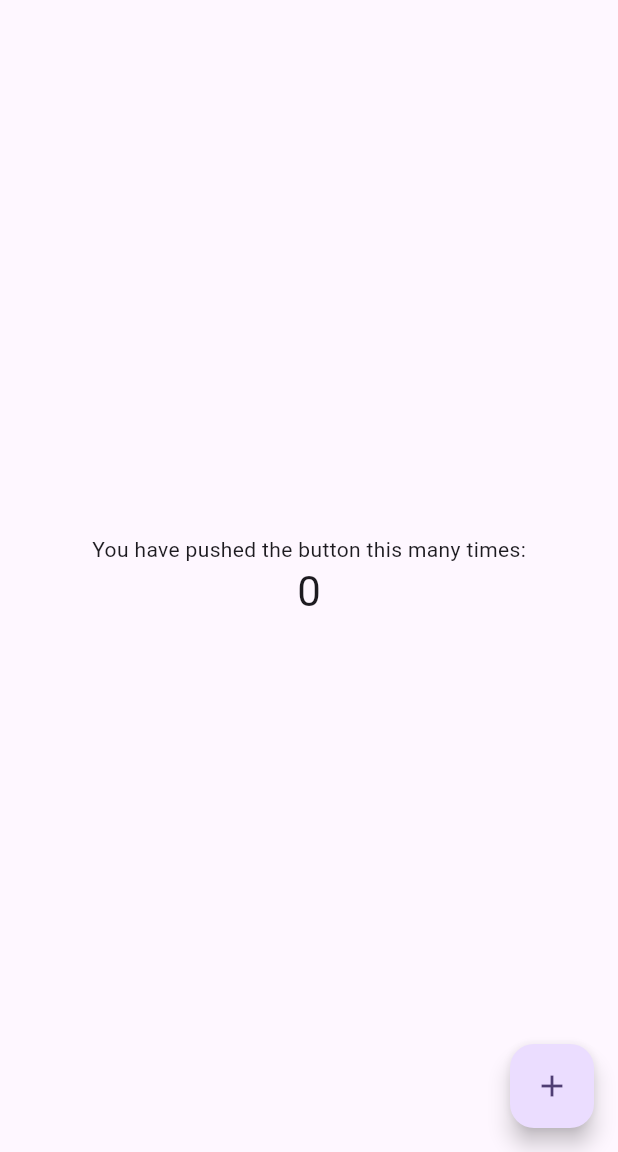
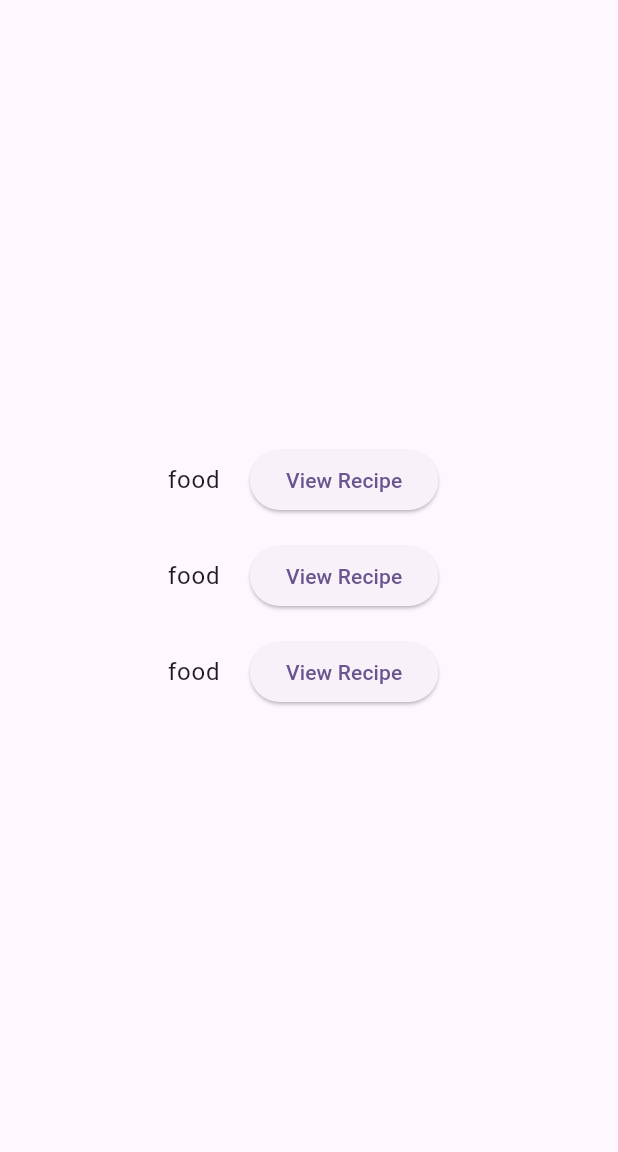
Before and after one commit to TobeyG2003/MAD, a Flutter app: the screen it shows after launch, on a phone screen of 412 x 824 dp, the part 84-1236 px from its top. Run offline on Flutter 3.47's test engine with Material 3 defaults, Android fonts, the phone set to English and light mode, and no system bars; key blocks and very long unbroken strings in the code were emptied for the run.

Commit message:
setup buttons and list

```diff
--- a/cw2/lib/main.dart
+++ b/cw2/lib/main.dart
@@ -29,14 +29,6 @@ class MyHomePage extends StatefulWidget {
 }
 
 class _MyHomePageState extends State<MyHomePage> {
-  int _counter = 0;
-
-  void _incrementCounter() {
-    setState(() {
-      _counter++;
-    });
-  }
-
   @override
   Widget build(BuildContext context) {
     return Scaffold(
@@ -48,19 +40,78 @@ class _MyHomePageState extends State<MyHomePage> {
         child: Column(
           mainAxisAlignment: MainAxisAlignment.center,
           children: <Widget>[
-            const Text('You have pushed the button this many times:'),
-            Text(
-              '$_counter',
-              style: Theme.of(context).textTheme.headlineMedium,
+            Expanded(
+              child: Center(
+              child: ListView(
+                shrinkWrap: true,
+                children: <Widget>[
+                  ListTile(
+                    title: Row(
+                      mainAxisAlignment: MainAxisAlignment.center,
+                      children: [
+                        Text('food'),
+                        SizedBox(width: 20),
+                        ElevatedButton(
+                          onPressed: () {
+                            /*Navigator.push(
+                              context,
+                              MaterialPageRoute<void>(
+                                builder: (context) => const SecondRoute(),
+                              ),
+                            );*/
+                          },
+                          child: const Text('View Recipe'),
+                        ),
+                      ],
+                    ),
+                  ),
+                  ListTile(
+                    title: Row(
+                      mainAxisAlignment: MainAxisAlignment.center,
+                      children: [
+                        Text('food'),
+                        SizedBox(width: 20),
+                        ElevatedButton(
+                          onPressed: () {
+                            /*Navigator.push(
+                              context,
+                              MaterialPageRoute<void>(
+                                builder: (context) => const SecondRoute(),
+                              ),
+                            );*/
+                          },
+                          child: const Text('View Recipe'),
+                        ),
+                      ],
+                    ),
+                  ),
+                  ListTile(
+                    title: Row(
+                      mainAxisAlignment: MainAxisAlignment.center,
+                      children: [
+                        Text('food'),
+                        SizedBox(width: 20),
+                        ElevatedButton(
+                          onPressed: () {
+                            /*Navigator.push(
+                              context,
+                              MaterialPageRoute<void>(
+                                builder: (context) => const SecondRoute(),
+                              ),
+                            );*/
+                          },
+                          child: const Text('View Recipe'),
+                        ),
+                      ],
+                    ),
+                  ),
+                ],
+              ),
+              ),
             ),
           ],
         ),
       ),
-      floatingActionButton: FloatingActionButton(
-        onPressed: _incrementCounter,
-        tooltip: 'Increment',
-        child: const Icon(Icons.add),
-      ),
     );
   }
 }
```
